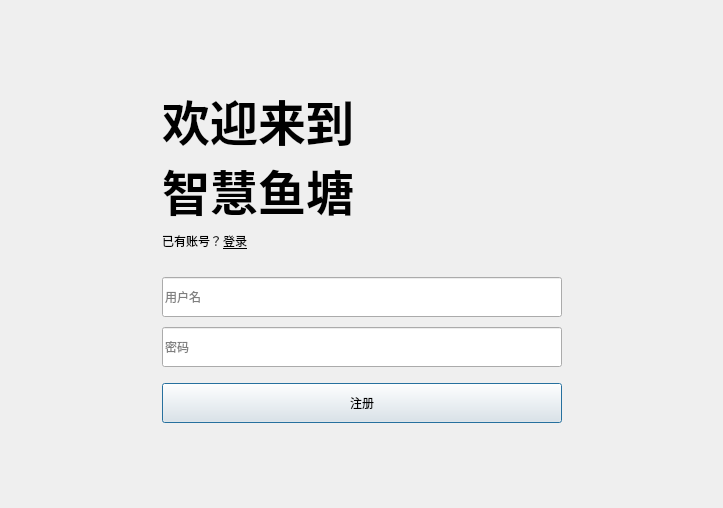
First picture: the form in client/ui/src/register.ui, repository Polar-Pumpkin/smartpond-client, before the edit.
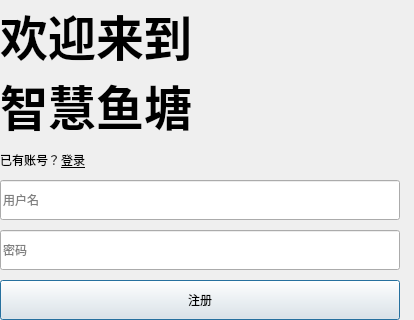
Second picture: the form after the edit.

What changed in the file:
```diff
--- a/client/ui/src/register.ui
+++ b/client/ui/src/register.ui
@@ -6,8 +6,8 @@
    <rect>
     <x>0</x>
     <y>0</y>
-    <width>723</width>
-    <height>508</height>
+    <width>414</width>
+    <height>270</height>
    </rect>
   </property>
   <property name="sizePolicy">
@@ -19,74 +19,21 @@
   <property name="windowTitle">
    <string>欢迎来到智慧鱼塘</string>
   </property>
-  <layout class="QGridLayout" name="gridLayout">
-   <item row="0" column="0">
-    <layout class="QVBoxLayout" name="vert_base">
-     <property name="leftMargin">
+  <layout class="QVBoxLayout" name="verticalLayout">
+   <property name="spacing">
       <number>10</number>
      </property>
-     <property name="topMargin">
-      <number>10</number>
-     </property>
-     <property name="rightMargin">
-      <number>10</number>
-     </property>
-     <property name="bottomMargin">
-      <number>10</number>
-     </property>
-     <item>
-      <spacer name="vert_space_up">
-       <property name="orientation">
-        <enum>Qt::Vertical</enum>
-       </property>
-       <property name="sizeHint" stdset="0">
-        <size>
-         <width>20</width>
-         <height>40</height>
-        </size>
-       </property>
-      </spacer>
-     </item>
-     <item>
-      <layout class="QHBoxLayout" name="hori_base">
        <property name="leftMargin">
-        <number>10</number>
+    <number>0</number>
        </property>
        <property name="topMargin">
-        <number>10</number>
+    <number>0</number>
        </property>
        <property name="rightMargin">
-        <number>10</number>
+    <number>0</number>
        </property>
        <property name="bottomMargin">
-        <number>10</number>
-       </property>
-       <item>
-        <spacer name="hori_space_left">
-         <property name="orientation">
-          <enum>Qt::Horizontal</enum>
-         </property>
-         <property name="sizeHint" stdset="0">
-          <size>
-           <width>40</width>
-           <height>20</height>
-          </size>
-         </property>
-        </spacer>
-       </item>
-       <item>
-        <layout class="QVBoxLayout" name="central">
-         <property name="leftMargin">
-          <number>10</number>
-         </property>
-         <property name="topMargin">
-          <number>10</number>
-         </property>
-         <property name="rightMargin">
-          <number>10</number>
-         </property>
-         <property name="bottomMargin">
-          <number>10</number>
+    <number>0</number>
          </property>
          <item>
           <widget class="QLabel" name="title">
@@ -148,19 +95,6 @@
            </item>
           </layout>
          </item>
-         <item>
-          <spacer name="verticalSpacer_2">
-           <property name="orientation">
-            <enum>Qt::Vertical</enum>
-           </property>
-           <property name="sizeHint" stdset="0">
-            <size>
-             <width>20</width>
-             <height>20</height>
-            </size>
-           </property>
-          </spacer>
-         </item>
          <item>
           <layout class="QVBoxLayout" name="area_register">
            <property name="spacing">
@@ -215,19 +149,6 @@
            </item>
           </layout>
          </item>
-         <item>
-          <spacer name="verticalSpacer">
-           <property name="orientation">
-            <enum>Qt::Vertical</enum>
-           </property>
-           <property name="sizeHint" stdset="0">
-            <size>
-             <width>20</width>
-             <height>10</height>
-            </size>
-           </property>
-          </spacer>
-         </item>
          <item>
           <widget class="QPushButton" name="reg">
            <property name="minimumSize">
@@ -252,38 +173,6 @@
             <bool>true</bool>
            </property>
           </widget>
-         </item>
-        </layout>
-       </item>
-       <item>
-        <spacer name="hori_space_right">
-         <property name="orientation">
-          <enum>Qt::Horizontal</enum>
-         </property>
-         <property name="sizeHint" stdset="0">
-          <size>
-           <width>40</width>
-           <height>20</height>
-          </size>
-         </property>
-        </spacer>
-       </item>
-      </layout>
-     </item>
-     <item>
-      <spacer name="vert_space_down">
-       <property name="orientation">
-        <enum>Qt::Vertical</enum>
-       </property>
-       <property name="sizeHint" stdset="0">
-        <size>
-         <width>20</width>
-         <height>40</height>
-        </size>
-       </property>
-      </spacer>
-     </item>
-    </layout>
    </item>
   </layout>
  </widget>
```
Lines whose indentation alone changed are shown as unchanged.
